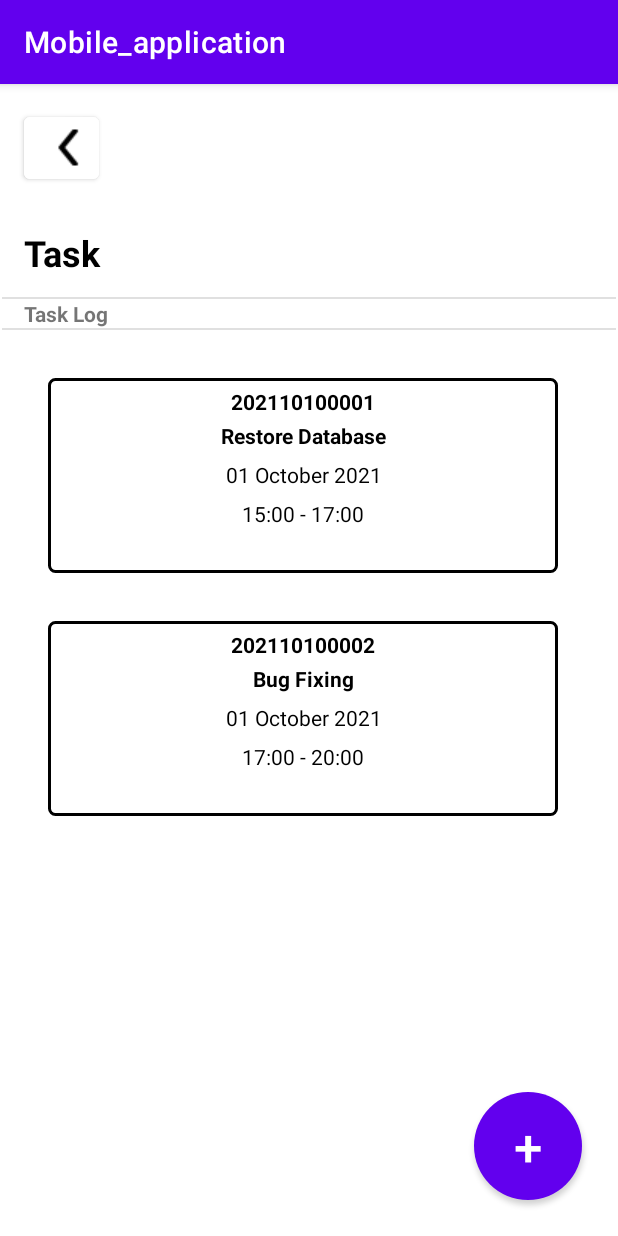
After one commit to hengky9099/Mobile_application, an Android app: the fragment TaskLogFragment shown on its own in the app's theme, on a phone screen of 412 x 824 dp. The commit adds this screen. Run offline under Robolectric (Android 15) with nearby library versions, the phone set to English and light mode, and no system bars.

Commit message:
pertambahan Task & Task Detail Page

```diff
--- /dev/null
+++ b/app/src/main/java/com/example/mobile_application/ui/task/TaskLogFragment.java
@@ -0,0 +1,38 @@
+package com.example.mobile_application.ui.task;
+
+import androidx.lifecycle.ViewModelProvider;
+
+import android.os.Bundle;
+
+import androidx.annotation.NonNull;
+import androidx.annotation.Nullable;
+import androidx.fragment.app.Fragment;
+
+import android.view.LayoutInflater;
+import android.view.View;
+import android.view.ViewGroup;
+
+import com.example.mobile_application.R;
+
+public class TaskLogFragment extends Fragment {
+
+    private TaskLogViewModel mViewModel;
+
+    public static TaskLogFragment newInstance() {
+        return new TaskLogFragment();
+    }
+
+    @Override
+    public View onCreateView(@NonNull LayoutInflater inflater, @Nullable ViewGroup container,
+                             @Nullable Bundle savedInstanceState) {
+        return inflater.inflate(R.layout.task_log_fragment, container, false);
+    }
+
+    @Override
+    public void onActivityCreated(@Nullable Bundle savedInstanceState) {
+        super.onActivityCreated(savedInstanceState);
+        mViewModel = new ViewModelProvider(this).get(TaskLogViewModel.class);
+        // TODO: Use the ViewModel
+    }
+
+}
--- /dev/null
+++ b/app/src/main/java/com/example/mobile_application/ui/task/TaskLogViewModel.java
@@ -0,0 +1,7 @@
+package com.example.mobile_application.ui.task;
+
+import androidx.lifecycle.ViewModel;
+
+public class TaskLogViewModel extends ViewModel {
+    // TODO: Implement the ViewModel
+}
--- /dev/null
+++ b/app/src/main/res/drawable/box.xml
@@ -0,0 +1,10 @@
+<?xml version="1.0" encoding="utf-8"?>
+<selector xmlns:android="http://schemas.android.com/apk/res/android">
+    <item>
+        <shape android:shape="rectangle">
+            <solid android:color="#FFFFFF"></solid>
+            <stroke android:width="2dp" android:color="#000"></stroke>
+            <corners android:radius="4dp"></corners>
+        </shape>
+    </item>
+</selector>
--- /dev/null
+++ b/app/src/main/res/drawable/roundedbutton.xml
@@ -0,0 +1,8 @@
+<?xml version="1.0" encoding="utf-8"?>
+<selector xmlns:android="http://schemas.android.com/apk/res/android">
+    <item>
+        <shape android:shape="oval">
+            <solid android:color="@color/purple_500"></solid>
+        </shape>
+    </item>
+</selector>
--- a/app/src/main/res/layout/activity_main.xml
+++ b/app/src/main/res/layout/activity_main.xml
@@ -25,9 +25,11 @@
         android:layout_height="match_parent"
         app:defaultNavHost="true"
         app:layout_constraintBottom_toTopOf="@id/nav_view"
+        app:layout_constraintHorizontal_bias="0.0"
         app:layout_constraintLeft_toLeftOf="parent"
         app:layout_constraintRight_toRightOf="parent"
         app:layout_constraintTop_toTopOf="parent"
+        app:layout_constraintVertical_bias="1.0"
         app:navGraph="@navigation/mobile_navigation" />
 
 </androidx.constraintlayout.widget.ConstraintLayout>
--- /dev/null
+++ b/app/src/main/res/layout/task_log_fragment.xml
@@ -0,0 +1,213 @@
+<?xml version="1.0" encoding="utf-8"?>
+<androidx.constraintlayout.widget.ConstraintLayout xmlns:android="http://schemas.android.com/apk/res/android"
+    xmlns:app="http://schemas.android.com/apk/res-auto"
+    xmlns:tools="http://schemas.android.com/tools"
+    android:id="@+id/frameLayout2"
+    android:layout_width="match_parent"
+    android:layout_height="match_parent"
+    tools:context=".ui.task.TaskLogFragment">
+
+    <View
+        android:id="@+id/divider14"
+        android:layout_width="409dp"
+        android:layout_height="1dp"
+        android:layout_marginStart="1dp"
+        android:layout_marginEnd="1dp"
+        android:background="?android:attr/listDivider"
+        app:layout_constraintEnd_toEndOf="parent"
+        app:layout_constraintHorizontal_bias="0.0"
+        app:layout_constraintStart_toStartOf="parent"
+        app:layout_constraintTop_toBottomOf="@+id/textView29" />
+
+    <TextView
+        android:id="@+id/textView29"
+        android:layout_width="156dp"
+        android:layout_height="wrap_content"
+        android:layout_marginStart="16dp"
+        android:text="Task Log"
+        android:textStyle="bold"
+        app:layout_constraintStart_toStartOf="parent"
+        app:layout_constraintTop_toBottomOf="@+id/divider13" />
+
+    <TextView
+        android:id="@+id/textView28"
+        android:layout_width="256dp"
+        android:layout_height="30dp"
+        android:layout_marginStart="16dp"
+        android:layout_marginTop="96dp"
+        android:text="Task"
+        android:textStyle="bold"
+        android:textColor="#000000"
+        android:textSize="24sp"
+        app:layout_constraintStart_toStartOf="parent"
+        app:layout_constraintTop_toTopOf="parent" />
+
+    <Button
+        android:id="@+id/button5"
+        android:layout_width="50dp"
+        android:layout_height="53dp"
+        android:layout_marginStart="16dp"
+        android:layout_marginTop="16dp"
+        android:backgroundTint="@color/white"
+        app:icon="@drawable/icons8_chevron_left_30"
+        app:iconPadding="0dp"
+        app:iconTint="#000000"
+        app:layout_constraintStart_toStartOf="parent"
+        app:layout_constraintTop_toTopOf="parent"
+        app:strokeColor="@color/white"
+        tools:ignore="SpeakableTextPresentCheck" />
+
+    <View
+        android:id="@+id/divider13"
+        android:layout_width="409dp"
+        android:layout_height="1dp"
+        android:layout_marginStart="1dp"
+        android:layout_marginTop="16dp"
+        android:layout_marginEnd="1dp"
+        android:background="?android:attr/listDivider"
+        app:layout_constraintEnd_toEndOf="parent"
+        app:layout_constraintHorizontal_bias="0.0"
+        app:layout_constraintStart_toStartOf="parent"
+        app:layout_constraintTop_toBottomOf="@+id/textView28" />
+
+
+    <TableRow
+        android:id="@+id/tableRow"
+        android:layout_width="340dp"
+        android:layout_height="130dp"
+        android:layout_marginStart="32dp"
+        android:layout_marginTop="32dp"
+        android:background="@drawable/box"
+        app:layout_constraintStart_toStartOf="parent"
+        app:layout_constraintTop_toBottomOf="@+id/divider14">
+
+        <LinearLayout
+            android:layout_width="match_parent"
+            android:layout_height="match_parent"
+            android:orientation="vertical">
+
+            <TextView
+                android:id="@+id/textview30"
+                android:layout_width="match_parent"
+                android:layout_height="wrap_content"
+                android:gravity="center"
+                android:maxLines="4"
+                android:paddingTop="6dp"
+                android:text="202110100001"
+                android:textColor="@color/black"
+                android:textColorHint="@color/hint_text_color"
+                android:textStyle="bold" />
+
+            <TextView
+                android:id="@+id/textview31"
+                android:layout_width="match_parent"
+                android:layout_height="wrap_content"
+                android:gravity="center"
+                android:maxLines="4"
+                android:padding="3dp"
+                android:text="Restore Database"
+                android:textColor="@color/black"
+                android:textColorHint="@color/hint_text_color"
+                android:textStyle="bold" />
+
+            <TextView
+                android:id="@+id/textview32"
+                android:layout_width="match_parent"
+                android:layout_height="wrap_content"
+                android:gravity="center"
+                android:maxLines="4"
+                android:padding="3dp"
+                android:text="01 October 2021"
+                android:textColor="@color/black"
+                android:textColorHint="@color/hint_text_color" />
+
+            <TextView
+                android:id="@+id/textview33"
+                android:layout_width="match_parent"
+                android:layout_height="wrap_content"
+                android:gravity="center"
+                android:maxLines="4"
+                android:padding="3dp"
+                android:text="15:00 - 17:00"
+                android:textColor="@color/black"
+                android:textColorHint="@color/hint_text_color" />
+        </LinearLayout>
+    </TableRow>
+
+    <TableRow
+        android:layout_width="340dp"
+        android:layout_height="130dp"
+        android:layout_marginStart="32dp"
+        android:layout_marginTop="32dp"
+        android:background="@drawable/box"
+        app:layout_constraintStart_toStartOf="parent"
+        app:layout_constraintTop_toBottomOf="@+id/tableRow">
+
+        <LinearLayout
+            android:layout_width="match_parent"
+            android:layout_height="match_parent"
+            android:orientation="vertical">
+
+            <TextView
+                android:id="@+id/textview34"
+                android:layout_width="match_parent"
+                android:layout_height="wrap_content"
+                android:gravity="center"
+                android:maxLines="4"
+                android:paddingTop="6dp"
+                android:text="202110100002"
+                android:textColor="@color/black"
+                android:textColorHint="@color/hint_text_color"
+                android:textStyle="bold" />
+
+            <TextView
+                android:id="@+id/textview35"
+                android:layout_width="match_parent"
+                android:layout_height="wrap_content"
+                android:gravity="center"
+                android:maxLines="4"
+                android:padding="3dp"
+                android:text="Bug Fixing"
+                android:textColor="@color/black"
+                android:textColorHint="@color/hint_text_color"
+                android:textStyle="bold" />
+
+            <TextView
+                android:id="@+id/textview36"
+                android:layout_width="match_parent"
+                android:layout_height="wrap_content"
+                android:gravity="center"
+                android:maxLines="4"
+                android:padding="3dp"
+                android:text="01 October 2021"
+                android:textColor="@color/black"
+                android:textColorHint="@color/hint_text_color" />
+
+            <TextView
+                android:id="@+id/textview37"
+                android:layout_width="match_parent"
+                android:layout_height="wrap_content"
+                android:gravity="center"
+                android:maxLines="4"
+                android:padding="3dp"
+                android:text="17:00 - 20:00"
+                android:textColor="@color/black"
+                android:textColorHint="@color/hint_text_color" />
+        </LinearLayout>
+    </TableRow>
+
+    <Button
+        android:id="@+id/button8"
+        android:layout_width="72dp"
+        android:layout_height="72dp"
+        android:layout_marginEnd="24dp"
+        android:layout_marginBottom="24dp"
+        android:background="@drawable/roundedbutton"
+        android:text="+"
+        android:textAlignment="center"
+        android:textSize="34sp"
+        android:textsize="72dp"
+        app:layout_constraintBottom_toBottomOf="parent"
+        app:layout_constraintEnd_toEndOf="parent" />
+
+</androidx.constraintlayout.widget.ConstraintLayout>
```
Also changed, not shown: app/src/main/java/com/example/mobile_application/ui/task/TaskDetailFragment.java (added, +38 -0 lines), app/src/main/java/com/example/mobile_application/ui/task/TaskDetailViewModel.java (added, +7 -0 lines), app/src/main/res/layout/task_detail_fragment.xml (added, +161 -0 lines).
